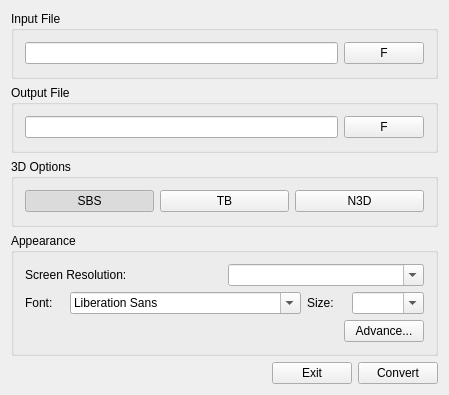
Above: src/sub3dtoolgui.ui from tuxamito/sub3dtool-gui before the change. Below: the same form after it.
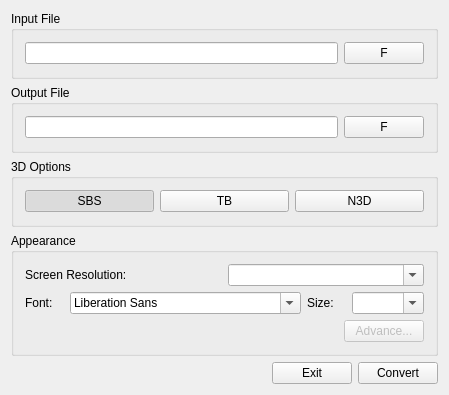
That is the form after the change.

Commit message: Passing arguments to the tool.

Patch:
```diff
--- a/src/sub3dtoolgui.ui
+++ b/src/sub3dtoolgui.ui
@@ -176,6 +176,9 @@
         </item>
         <item>
          <widget class="QPushButton" name="pushButton_4">
+          <property name="enabled">
+           <bool>false</bool>
+          </property>
           <property name="text">
            <string>Advance...</string>
           </property>
```
The commit also changes 1 other file.
